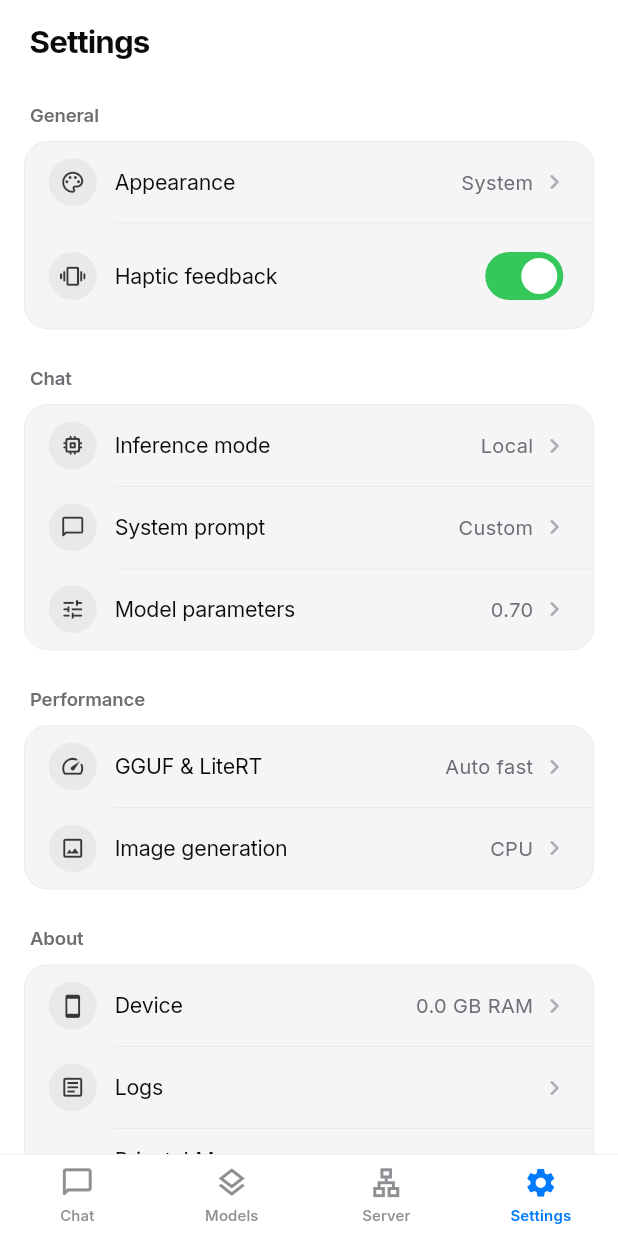
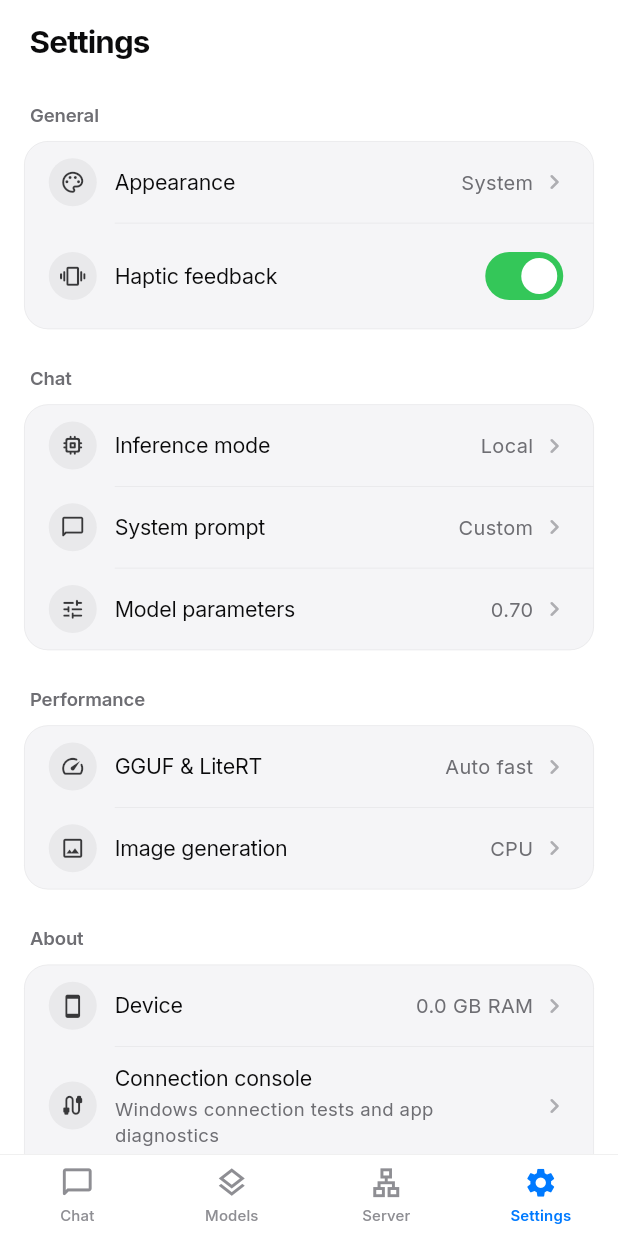
Before and after one commit to intersprit123/private-lm, a Flutter app: the screen it shows after launch, item 4 of the bottom bar chosen, on a phone screen of 412 x 824 dp. Run offline on Flutter 3.47's test engine with Material 3 defaults, Android fonts, the phone set to English and light mode, and no system bars; our stand-ins replace device_info_plus, dio, file_picker, firebase_core, firebase_crashlytics, flutter_local_notifications and 13 more; missing offline and left inert: dart:ffi, dart:js_interop, flutter_background_service, gal, mobile_scanner, syncfusion_flutter_pdf; accounts and stored records are empty; network calls fail; statements that could not run were skipped.

Commit message:
Add connection console entry to Android settings

```diff
--- a/lib/views/settings_view.dart
+++ b/lib/views/settings_view.dart
@@ -139,8 +139,9 @@ class SettingsView extends GetView<SettingsController> {
                 reactive: false,
               ),
               AppRow(
-                icon: Icons.article_outlined,
-                title: 'Logs',
+                icon: Icons.cable_rounded,
+                title: 'Connection console',
+                subtitle: 'Windows connection tests and app diagnostics',
                 chevron: true,
                 onTap: () => Get.to(() => const LogView()),
               ),
```
